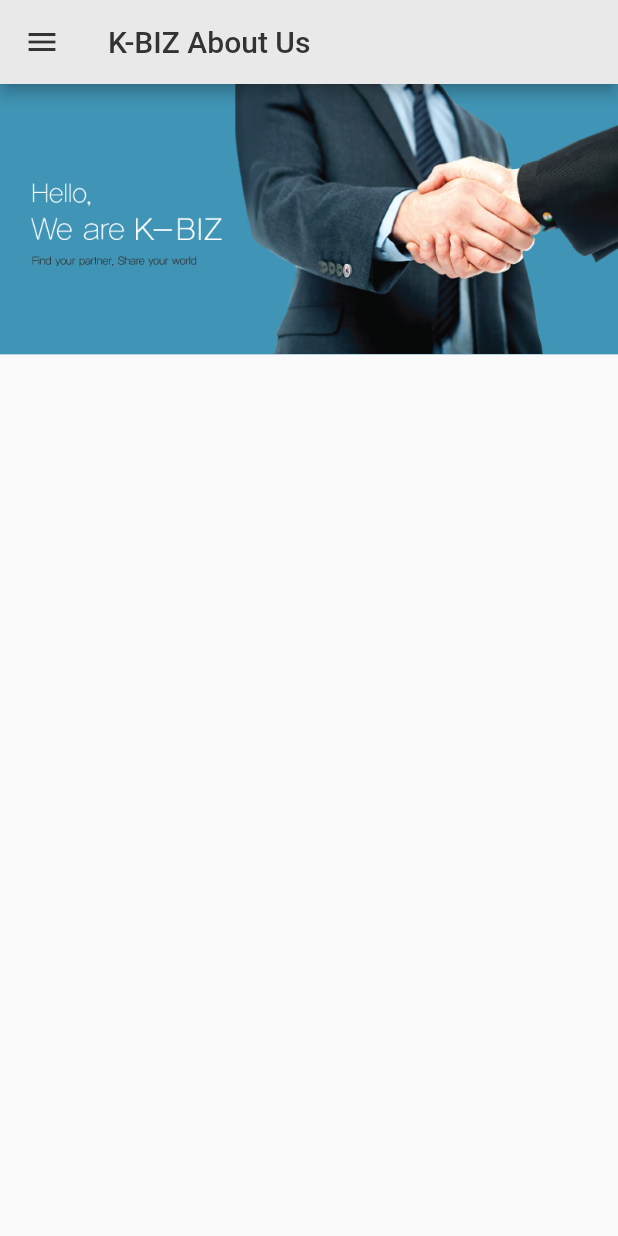
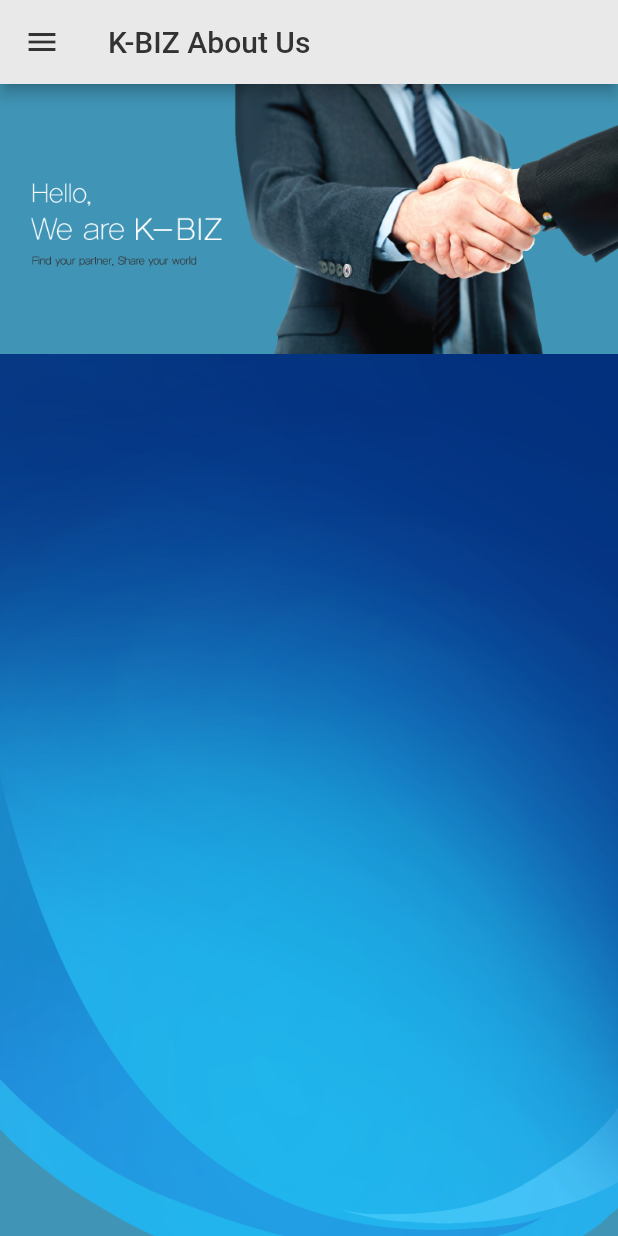
Before and after one commit to bobbohee/kbiz-india, a Flutter app: the screen it shows after launch, on a phone screen of 412 x 824 dp. Run offline on Flutter 3.47's test engine with Material 2 defaults, Android fonts, the phone set to English and light mode, and no system bars; our stand-ins replace splashscreen.

Commit message:
Feat : application launcher icon :icecream:

```diff
--- a/lib/routes/modules/my_about_us.dart
+++ b/lib/routes/modules/my_about_us.dart
@@ -16,7 +16,11 @@ class MyAboutUs extends StatelessWidget {
           Container(
             color: blueColor,
             child: Image.asset('assets/images/banners/about_us/banner1.png'),
-          )
+          ),
+          Container(
+            color: blueColor,
+            child: Image.asset('assets/images/banners/about_us/banner2.png'),
+          ),
         ],
       ),
     );
```
Also changed, not shown: assets/images/banners/about_us/banner2.png (added), 27 other files.
